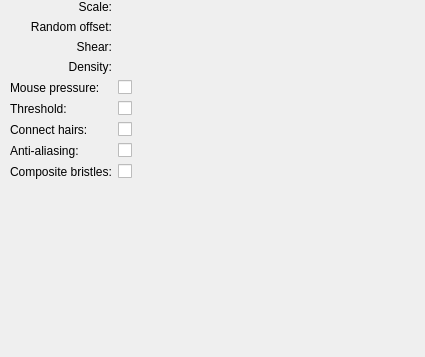
This is plugins/paintops/hairy/wdgbristleoptions.ui in KDE/krita as Qt 5 draws it before an edit. The edited form follows.
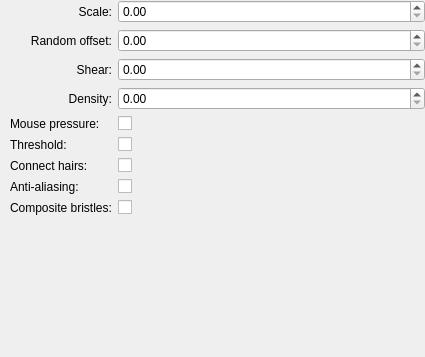
This is the edited form. Custom widgets are drawn as their Qt base class.

Commit message:
ui: Fix Designer not rendering KisDoubleSliderSpinBox as QDoubleSpinBox
Part-of: <https://invent.kde.org/graphics/krita/-/merge_requests/1742>

What changed in the file:
```diff
--- a/plugins/paintops/hairy/wdgbristleoptions.ui
+++ b/plugins/paintops/hairy/wdgbristleoptions.ui
@@ -213,7 +213,7 @@
  <customwidgets>
   <customwidget>
    <class>KisDoubleSliderSpinBox</class>
-   <extends>QWidget</extends>
+   <extends>QDoubleSpinBox</extends>
    <header>kis_slider_spin_box.h</header>
    <container>1</container>
   </customwidget>
```
The commit also changes 54 other files.
